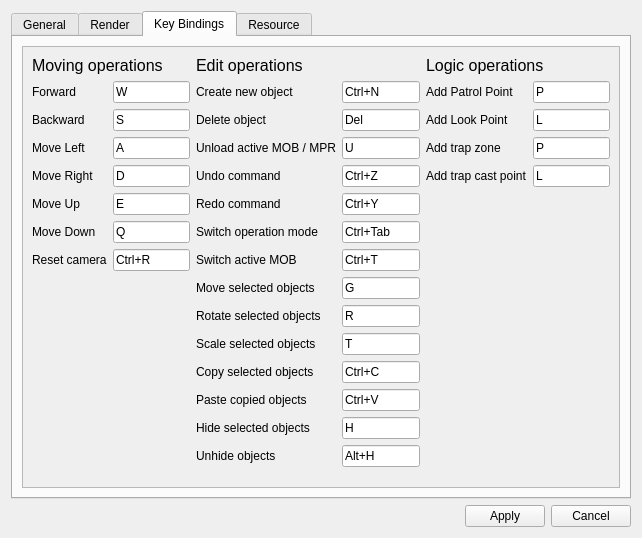
Qt form settings.ui (konstvest/ei_maper) before a commit.
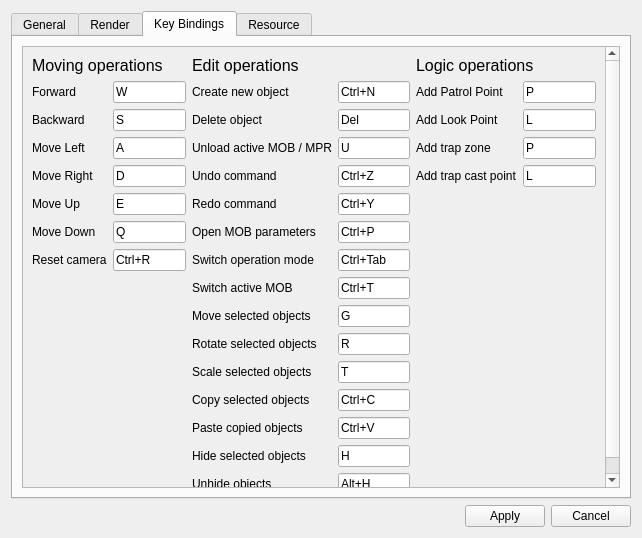
The same form after that commit. The open tabs and pages were chosen to show the change.

Commit message:
++ ctrl+P for opening MOB params
+- change diplomacy colors (0 - friend, 1 - neutral, 2 - enemy)

What changed in the file:
```diff
--- a/settings.ui
+++ b/settings.ui
@@ -265,8 +265,8 @@
            <rect>
             <x>0</x>
             <y>0</y>
-            <width>600</width>
-            <height>444</height>
+            <width>586</width>
+            <height>459</height>
            </rect>
           </property>
           <layout class="QHBoxLayout" name="horizontalLayout">
@@ -436,126 +436,126 @@
                </property>
               </widget>
              </item>
-             <item row="6" column="0">
+             <item row="7" column="0">
               <widget class="QLabel" name="label_21">
                <property name="text">
                 <string>Switch operation mode</string>
                </property>
               </widget>
              </item>
-             <item row="6" column="1">
+             <item row="7" column="1">
               <widget class="QKeySequenceEdit" name="keySequenceEdit_12">
                <property name="keySequence">
                 <string>Ctrl+Tab</string>
                </property>
               </widget>
              </item>
-             <item row="7" column="0">
+             <item row="8" column="0">
               <widget class="QLabel" name="label_22">
                <property name="text">
                 <string>Switch active MOB</string>
                </property>
               </widget>
              </item>
-             <item row="7" column="1">
+             <item row="8" column="1">
               <widget class="QKeySequenceEdit" name="keySequenceEdit_13">
                <property name="keySequence">
                 <string>Ctrl+T</string>
                </property>
               </widget>
              </item>
-             <item row="8" column="0">
+             <item row="9" column="0">
               <widget class="QLabel" name="label_25">
                <property name="text">
                 <string>Move selected objects</string>
                </property>
               </widget>
              </item>
-             <item row="8" column="1">
+             <item row="9" column="1">
               <widget class="QKeySequenceEdit" name="keySequenceEdit_16">
                <property name="keySequence">
                 <string>G</string>
                </property>
               </widget>
              </item>
-             <item row="9" column="0">
+             <item row="10" column="0">
               <widget class="QLabel" name="label_26">
                <property name="text">
                 <string>Rotate selected objects</string>
                </property>
               </widget>
              </item>
-             <item row="9" column="1">
+             <item row="10" column="1">
               <widget class="QKeySequenceEdit" name="keySequenceEdit_17">
                <property name="keySequence">
                 <string>R</string>
                </property>
               </widget>
              </item>
-             <item row="10" column="0">
+             <item row="11" column="0">
               <widget class="QLabel" name="label_27">
                <property name="text">
                 <string>Scale selected objects</string>
                </property>
               </widget>
              </item>
-             <item row="10" column="1">
+             <item row="11" column="1">
               <widget class="QKeySequenceEdit" name="keySequenceEdit_18">
                <property name="keySequence">
                 <string>T</string>
                </property>
               </widget>
              </item>
-             <item row="11" column="0">
+             <item row="12" column="0">
               <widget class="QLabel" name="label_29">
                <property name="text">
                 <string>Copy selected objects</string>
                </property>
               </widget>
              </item>
-             <item row="11" column="1">
+             <item row="12" column="1">
               <widget class="QKeySequenceEdit" name="keySequenceEdit_20">
                <property name="keySequence">
                 <string>Ctrl+C</string>
                </property>
               </widget>
              </item>
-             <item row="12" column="0">
+             <item row="13" column="0">
               <widget class="QLabel" name="label_30">
                <property name="text">
                 <string>Paste copied objects</string>
                </property>
               </widget>
              </item>
-             <item row="12" column="1">
+             <item row="13" column="1">
               <widget class="QKeySequenceEdit" name="keySequenceEdit_21">
                <property name="keySequence">
                 <string>Ctrl+V</string>
                </property>
               </widget>
              </item>
-             <item row="13" column="0">
+             <item row="14" column="0">
               <widget class="QLabel" name="label_31">
                <property name="text">
                 <string>Hide selected objects</string>
                </property>
               </widget>
              </item>
-             <item row="13" column="1">
+             <item row="14" column="1">
               <widget class="QKeySequenceEdit" name="keySequenceEdit_22">
                <property name="keySequence">
                 <string>H</string>
                </property>
               </widget>
              </item>
-             <item row="14" column="0">
+             <item row="15" column="0">
               <widget class="QLabel" name="label_32">
                <property name="text">
                 <string>Unhide objects</string>
                </property>
               </widget>
              </item>
-             <item row="14" column="1">
+             <item row="15" column="1">
               <widget class="QKeySequenceEdit" name="keySequenceEdit_23">
                <property name="keySequence">
                 <string>Alt+H</string>
@@ -604,6 +604,20 @@
                </property>
               </widget>
              </item>
+             <item row="6" column="0">
+              <widget class="QLabel" name="label_35">
+               <property name="text">
+                <string>Open MOB parameters</string>
+               </property>
+              </widget>
+             </item>
+             <item row="6" column="1">
+              <widget class="QKeySequenceEdit" name="keySequenceEdit_26">
+               <property name="keySequence">
+                <string>Ctrl+P</string>
+               </property>
+              </widget>
+             </item>
             </layout>
            </item>
            <item>
```
Left out of the diff: 2 changed lines with no effect on the pictures. The commit also changes 4 other files.
